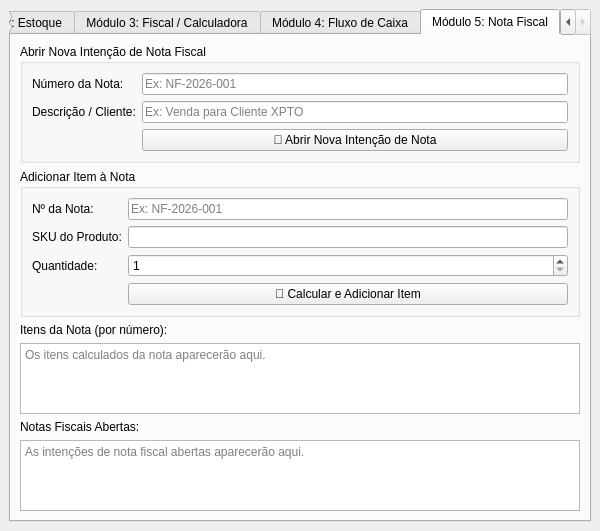
Before: the Qt Designer form PROTOTIPO/tela_principal.ui in GestaoProjetos2026/Fiscal-Finance, drawn with Qt 5.
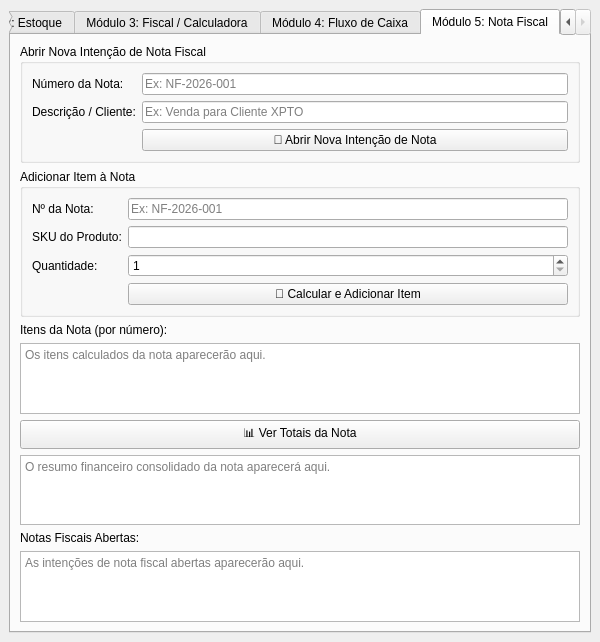
After: the same form once the commit is applied. The open tabs and pages were chosen to show the change.

Commit message: feat(fisc): calcular totais da nota [FISC-MOD5]

The edit to the form file:
```diff
--- a/PROTOTIPO/tela_principal.ui
+++ b/PROTOTIPO/tela_principal.ui
@@ -256,6 +256,19 @@
          </widget>
         </item>
 
+        <!-- Seção: Totais da Nota -->
+        <item>
+         <widget class="QPushButton" name="btn_nf_totais">
+          <property name="text"><string>📊 Ver Totais da Nota</string></property>
+         </widget>
+        </item>
+        <item>
+         <widget class="QTextEdit" name="txt_nf_totais">
+          <property name="readOnly"><bool>true</bool></property>
+          <property name="placeholderText"><string>O resumo financeiro consolidado da nota aparecerá aqui.</string></property>
+         </widget>
+        </item>
+
         <!-- Seção: Status / Histórico -->
         <item>
          <widget class="QLabel" name="label_nf_historico">
```
The commit also changes 2 other files.
